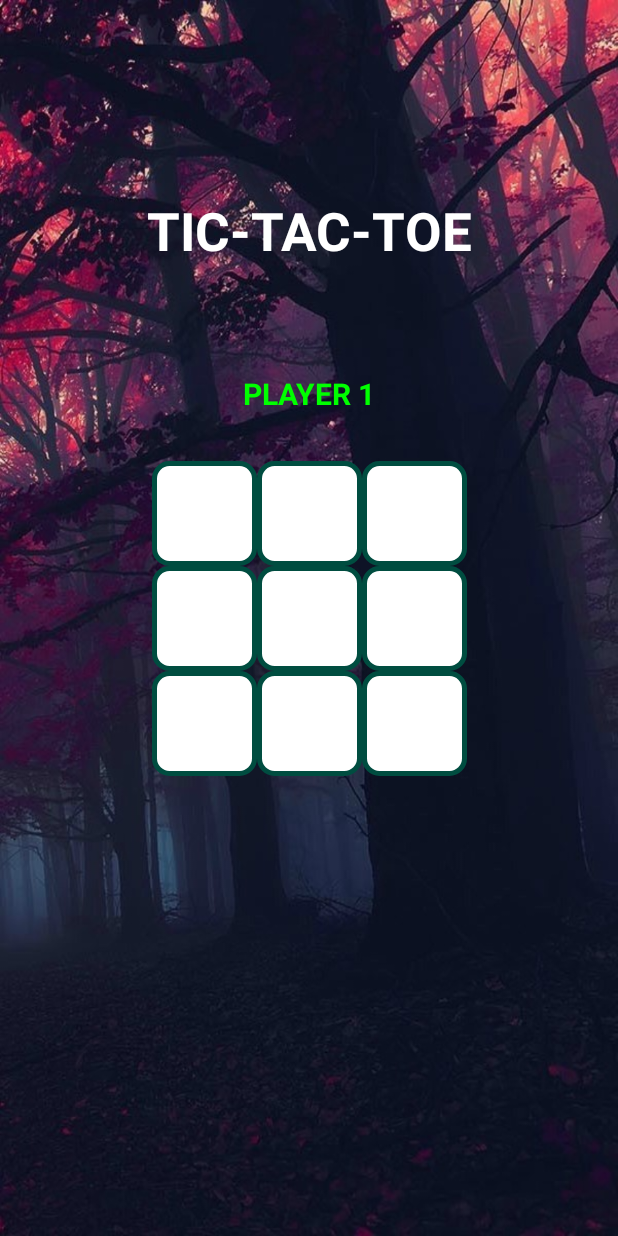
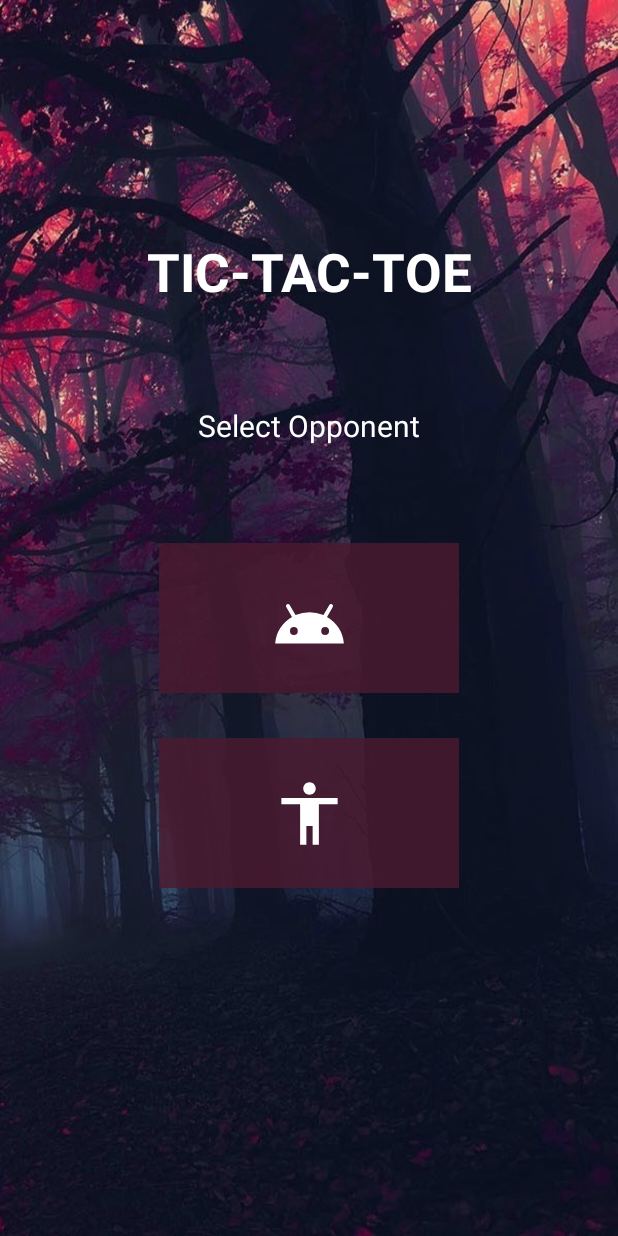
Before and after one commit to ahsannaeem150/AADTest, an Android app: the screen it shows after launch (TickTacToe before the commit, SelectOpponent after it), on a phone screen of 412 x 824 dp. Run offline under Robolectric (Android 15) with nearby library versions, the phone set to English and light mode, and no system bars; our stand-ins replace data binding.

Commit message:
Create select opponent activity for tic-tac-toe

```diff
--- a/app/src/main/AndroidManifest.xml
+++ b/app/src/main/AndroidManifest.xml
@@ -13,10 +13,10 @@
         android:theme="@style/Theme.APDLab1"
         tools:targetApi="31">
         <activity
-            android:name=".a1ForgetPassword"
+            android:name="loginpage.a1ForgetPassword"
             android:exported="false" />
         <activity
-            android:name=".TickTacToe"
+            android:name="tictactoe.SelectOpponent"
             android:exported="true">
             <intent-filter>
                 <action android:name="android.intent.action.MAIN" />
@@ -24,6 +24,7 @@
                 <category android:name="android.intent.category.LAUNCHER" />
             </intent-filter>
         </activity>
+        <activity android:name="tictactoe.TickTacToe" />
     </application>
 
 </manifest>
--- a/app/src/main/java/com/example/apdlab1/a1ForgetPassword.kt
+++ b/app/src/main/java/loginpage/A1ForgetPassword.kt
@@ -1,10 +1,11 @@
-package com.example.apdlab1
+package loginpage
 
 import android.content.Intent
 import androidx.appcompat.app.AppCompatActivity
 import android.os.Bundle
 import android.widget.Toast
 import androidx.databinding.DataBindingUtil
+import com.example.apdlab1.R
 import com.example.apdlab1.databinding.A1ForgetpasswordBinding
 
 class a1ForgetPassword : AppCompatActivity() {
--- a/app/src/main/java/com/example/apdlab1/a1LoginPage.kt
+++ b/app/src/main/java/loginpage/A1LoginPage.kt
@@ -1,10 +1,11 @@
-package com.example.apdlab1
+package loginpage
 
 import android.content.Intent
 import androidx.appcompat.app.AppCompatActivity
 import android.os.Bundle
 import android.widget.Toast
 import androidx.databinding.DataBindingUtil
+import com.example.apdlab1.R
 import com.example.apdlab1.databinding.A1LoginpageBinding
 
 class a1LoginPage : AppCompatActivity() {
--- /dev/null
+++ b/app/src/main/java/tictactoe/SelectOpponent.kt
@@ -0,0 +1,30 @@
+package tictactoe
+
+import android.content.Intent
+import androidx.appcompat.app.AppCompatActivity
+import android.os.Bundle
+import androidx.databinding.DataBindingUtil
+import com.example.apdlab1.R
+import com.example.apdlab1.databinding.TictactoeselectorBinding
+import loginpage.a1ForgetPassword
+
+class SelectOpponent : AppCompatActivity() {
+    override fun onCreate(savedInstanceState: Bundle?) {
+        lateinit var dataBinding: TictactoeselectorBinding
+        super.onCreate(savedInstanceState)
+        dataBinding = DataBindingUtil.setContentView(this , R.layout.tictactoeselector)
+
+        val mainIntent = Intent(this , TickTacToe::class.java)
+
+        dataBinding.computerBtn.setOnClickListener {
+            mainIntent.putExtra("Opponent" , true)
+            startActivity(mainIntent)
+            finish()
+        }
+        dataBinding.humanBtn.setOnClickListener {
+            mainIntent.putExtra("Opponent" , false)
+            startActivity(mainIntent)
+            finish()
+        }
+    }
+}
--- /dev/null
+++ b/app/src/main/res/drawable/baseline_accessibility_24.xml
@@ -0,0 +1,5 @@
+<vector xmlns:android="http://schemas.android.com/apk/res/android" android:height="50dp" android:tint="#FFFFFF" android:viewportHeight="24" android:viewportWidth="24" android:width="50dp">
+
+    <path android:fillColor="@android:color/white" android:pathData="M12,2c1.1,0 2,0.9 2,2s-0.9,2 -2,2 -2,-0.9 -2,-2 0.9,-2 2,-2zM21,9h-6v13h-2v-6h-2v6L9,22L9,9L3,9L3,7h18v2z"/>
+
+</vector>
--- /dev/null
+++ b/app/src/main/res/drawable/ic_android_black_24dp.xml
@@ -0,0 +1,5 @@
+<vector xmlns:android="http://schemas.android.com/apk/res/android" android:height="50dp" android:tint="#FFFFFF" android:viewportHeight="24" android:viewportWidth="24" android:width="50dp">
+
+    <path android:fillColor="#FFFFFF" android:pathData="M17.6,11.48 L19.44,8.3a0.63,0.63 0,0 0,-1.09 -0.63l-1.88,3.24a11.43,11.43 0,0 0,-8.94 0L5.65,7.67a0.63,0.63 0,0 0,-1.09 0.63L6.4,11.48A10.81,10.81 0,0 0,1 20L23,20A10.81,10.81 0,0 0,17.6 11.48ZM7,17.25A1.25,1.25 0,1 1,8.25 16,1.25 1.25,0 0,1 7,17.25ZM17,17.25A1.25,1.25 0,1 1,18.25 16,1.25 1.25,0 0,1 17,17.25Z"/>
+
+</vector>
--- /dev/null
+++ b/app/src/main/res/layout/tictactoeselector.xml
@@ -0,0 +1,69 @@
+<?xml version="1.0" encoding="utf-8"?>
+
+<layout xmlns:android="http://schemas.android.com/apk/res/android"
+    xmlns:app="http://schemas.android.com/apk/res-auto">
+    <androidx.constraintlayout.widget.ConstraintLayout
+        android:layout_width="match_parent"
+        android:layout_height="match_parent"
+        android:background="@drawable/wallpaper_3">
+
+        <TextView
+            android:layout_width="wrap_content"
+            android:layout_height="wrap_content"
+            android:text="TIC-TAC-TOE"
+            android:textStyle="bold"
+            android:textSize="35sp"
+            android:textColor="#FFFFFF"
+            app:layout_constraintBottom_toTopOf="@+id/computerBtn"
+            app:layout_constraintLeft_toLeftOf="parent"
+            app:layout_constraintRight_toRightOf="parent"
+            app:layout_constraintTop_toTopOf="parent"
+            android:id="@+id/heading"
+>
+
+        </TextView>
+        <TextView
+            android:layout_width="wrap_content"
+            android:layout_height="wrap_content"
+            android:text="Select Opponent"
+            android:textStyle="normal"
+            android:textSize="20sp"
+            android:textColor="#FFFFFF"
+            app:layout_constraintTop_toBottomOf="@+id/heading"
+            app:layout_constraintBottom_toTopOf="@+id/computerBtn"
+            app:layout_constraintLeft_toLeftOf="parent"
+            app:layout_constraintRight_toRightOf="parent"
+            android:id="@+id/chooseOppHeading"
+            >
+        </TextView>
+        <ImageButton
+            android:layout_width="200dp"
+            app:layout_constraintLeft_toLeftOf="parent"
+            app:layout_constraintRight_toRightOf="parent"
+            app:circularflow_radiusInDP="20dp"
+            android:id="@+id/computerBtn"
+            android:layout_height="100dp"
+            android:background="#D34B1A30"
+            android:src="@drawable/ic_android_black_24dp"
+            app:layout_constraintTop_toTopOf="parent"
+            app:layout_constraintBottom_toBottomOf="parent"
+            >
+        </ImageButton>
+        <ImageButton
+            android:layout_width="200dp"
+            app:layout_constraintLeft_toLeftOf="parent"
+            app:layout_constraintRight_toRightOf="parent"
+            app:circularflow_radiusInDP="20dp"
+            android:id="@+id/humanBtn"
+            android:layout_height="100dp"
+            android:background="#D34B1A30"
+            android:src="@drawable/baseline_accessibility_24"
+            app:layout_constraintTop_toBottomOf="@+id/computerBtn"
+            android:layout_margin="30sp"
+            >
+        </ImageButton>
+
+
+
+    </androidx.constraintlayout.widget.ConstraintLayout>
+</layout>
```
Also changed, not shown: app/src/main/java/tictactoe/TickTacToe.kt (renamed from app/src/main/java/com/example/apdlab1/TickTacToe.kt, +5 -2 lines), app/src/main/res/layout/hello_world.xml (deleted, +0 -29 lines).
